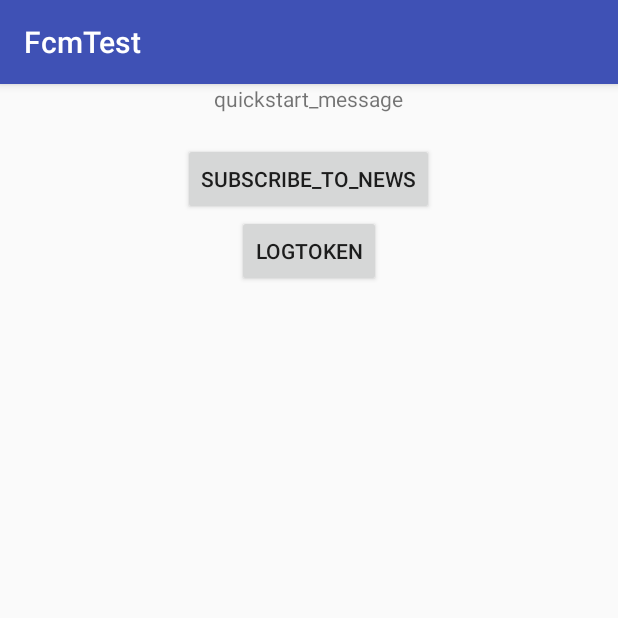
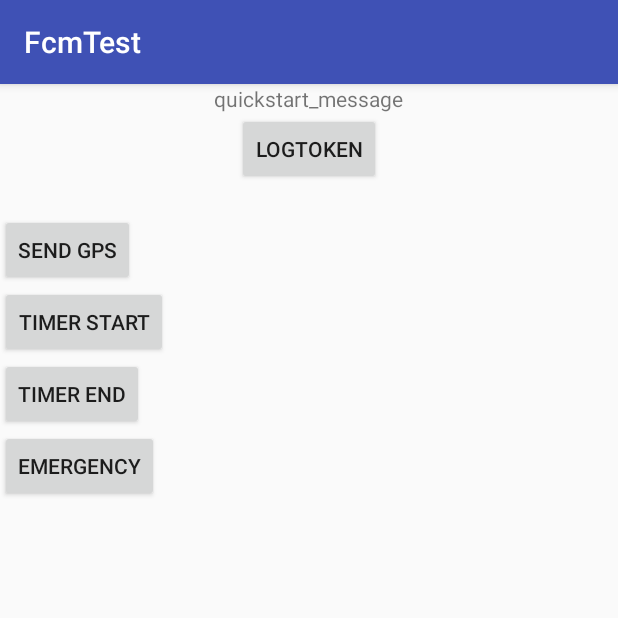
Before and after one commit to hyunhyun/2018-grad-project-mobile, an Android app: the screen it shows after launch (MainActivity), on a phone screen of 412 x 824 dp, the top half of it. Run offline under Robolectric (Android 15) with nearby library versions, the phone set to English and light mode, and no system bars.

Commit message:
Timer-Noti, GPS, Emergency

```diff
--- a/app/src/main/java/com/example/jhyun_000/fcmtest/MainActivity.java
+++ b/app/src/main/java/com/example/jhyun_000/fcmtest/MainActivity.java
@@ -2,8 +2,14 @@ package com.example.jhyun_000.fcmtest;
 
 import android.app.NotificationChannel;
 import android.app.NotificationManager;
+import android.content.BroadcastReceiver;
+import android.content.Context;
+import android.content.Intent;
+import android.content.IntentFilter;
+import android.content.pm.PackageManager;
 import android.os.Build;
 import android.os.Bundle;
+import android.support.v4.app.ActivityCompat;
 import android.support.v7.app.AppCompatActivity;
 import android.util.Log;
 import android.view.View;
@@ -12,7 +18,6 @@ import android.widget.TextView;
 import android.widget.Toast;
 
 import com.google.firebase.iid.FirebaseInstanceId;
-import com.google.firebase.messaging.FirebaseMessaging;
 
 import java.io.IOException;
 
@@ -21,18 +26,45 @@ import okhttp3.OkHttpClient;
 import okhttp3.Request;
 import okhttp3.RequestBody;
 
+//import com.google.firebase.iid.FirebaseInstanceId;
+
+//import com.google.firebase.iid.FirebaseInstanceId;
+
 public class MainActivity extends AppCompatActivity {
-
-    //    private static final String TAG = "MainActivity";
     private static final String TAG = "Token";
     String token;
     public static final MediaType JSON = MediaType.parse("application/json; charset=utf-8");
+
+    int REQUEST_FINE = 1;
+    int REQUEST_COARSE = 2;
+    int REQUEST_INTERNET = 3;
+
+    Button button_gps;
+    Button button_timer_start;
+    Button button_timer_end;
+    Button button_emergecy;
+    TextView textView;
+
+    double longitude;
+    double latitude;
+
+    boolean isEmergency = false;
 
     @Override
     protected void onCreate(Bundle savedInstanceState) {
         super.onCreate(savedInstanceState);
         setContentView(R.layout.activity_main);
 
+        init();
+        findviews();
+    }
+
+    @Override
+    protected void onStart() {
+        super.onStart();
+    }
+
+    void init() {
         if (Build.VERSION.SDK_INT >= Build.VERSION_CODES.O) {
             // Create channel to show notifications.
             String channelId = getString(R.string.default_notification_channel_id);
@@ -64,19 +96,15 @@ public class MainActivity extends AppCompatActivity {
             main_nt_textview.setText(num1);
         }
         // [END handle_data_extras]
+    }
 
-        Button subscribeButton = findViewById(R.id.subscribeButton);
-        subscribeButton.setOnClickListener(new View.OnClickListener() {
+    void findviews() {
+        button_gps = (Button) findViewById(R.id.button_gps);
+        button_gps.setOnClickListener(new View.OnClickListener() {
             @Override
             public void onClick(View v) {
-                // [START subscribe_topics]
-                FirebaseMessaging.getInstance().subscribeToTopic("news2");
-                // [END subscribe_topics]
-
-                // Log and toast
-                String msg = getString(R.string.msg_subscribed);
-                Log.d(TAG, msg);
-                Toast.makeText(MainActivity.this, msg, Toast.LENGTH_SHORT).show();
+                Intent i = new Intent(MainActivity.this, GPS_Service.class);
+                startService(i);
             }
         });
 
@@ -84,6 +112,45 @@ public class MainActivity extends AppCompatActivity {
         logTokenButton.setOnClickListener(new View.OnClickListener() {
             @Override
             public void onClick(View v) {
+                sendTokenHttp();
+            }
+        });
+
+        button_timer_start = (Button) findViewById(R.id.button_timer_start);
+        button_timer_start.setOnClickListener(new View.OnClickListener() {
+            @Override
+            public void onClick(View v) {
+                Intent intent = new Intent(MainActivity.this, Timer.class);
+                startService(intent);
+            }
+        });
+
+        button_timer_end = (Button) findViewById(R.id.button_timer_end);
+        button_timer_end.setOnClickListener(new View.OnClickListener() {
+            @Override
+            public void onClick(View v) {
+                Intent intent = new Intent(MainActivity.this, Timer.class);
+                stopService(intent);
+            }
+        });
+
+        button_emergecy = (Button) findViewById(R.id.button_emergency);
+        button_emergecy.setOnClickListener(new View.OnClickListener() {
+            @Override
+            public void onClick(View v) {
+                Intent intent = new Intent(MainActivity.this, GPS_Service.class);
+                startService(intent);
+
+                isEmergency = true;
+//                sendEmergency("ddd@gmail.com");
+            }
+        });
+
+        textView = (TextView) findViewById(R.id.textView);
+
+    }
+
+    void sendTokenHttp() {
         // Get token
         token = FirebaseInstanceId.getInstance().getToken();
 
@@ -91,16 +158,6 @@ public class MainActivity extends AppCompatActivity {
         String msg = getString(R.string.msg_token_fmt, token);
         Log.d(TAG, msg);
         Toast.makeText(MainActivity.this, msg, Toast.LENGTH_SHORT).show();
-//                fecMOTOriSA:APA91bH8tVJb055m0g_TbmkNEUI9_CVFQ-jLC8henZQxFJMwEmCzGLHsy1ErAAXUtowvRqzj1-MQIIcqnzEMz3U39ezkeOu5G_AaP660dIqc9ns9c10Bz7sRQMLje37jcxNhblj9eUke
-
-//                FirebaseMessaging fm = FirebaseMessaging.getInstance();
-//                fm.send(new RemoteMessage.Builder(msg + "@gcm.googleapis.com")
-////        fm.send(new RemoteMessage.Builder(SENDER_ID + "@gcm.googleapis.com")
-////                .setMessageId(Integer.toString(msgId.incrementAndGet()))
-//                        .setMessageId(Integer.toString(0))
-//                        .addData("my_message", "Hello World")
-//                        .addData("my_action","SAY_HELLO")
-//                        .build());
 
         new Thread() {
             public void run() {
@@ -118,17 +175,100 @@ public class MainActivity extends AppCompatActivity {
                         .build();
 
                 try {
-//                         Log.d(TAG, "before execute");
                     client.newCall(request).execute();
-//                         Log.d(TAG, "after execute");
                 } catch (IOException e) {
                     e.printStackTrace();
                 }
             }
         }.start();
     }
-        });
+
+    void sendEmergency(final String email) {
+        Toast.makeText(MainActivity.this, "Emerg longitude : " + String.valueOf(longitude) + "latitude : " + String.valueOf(latitude), Toast.LENGTH_SHORT).show();
+
+        new Thread() {
+            public void run() {
+                OkHttpClient client = new OkHttpClient();
+
+                RequestBody body = RequestBody.create(JSON, "{\"email\": \"" + email + "\"}," +
+                        "{\"longitude\": \"" + longitude + "\"}," +
+                        "{\"latitude\": \"" + latitude + "\"}");
+                Log.d(TAG, "Emergency Body : " + body);
+
+                Request request = new Request.Builder()
+                        .url("https://pure-depths-50816.herokuapp.com/user/emergency")
+                        .post(body)
+                        .build();
+
+                try {
+                    client.newCall(request).execute();
+                } catch (IOException e) {
+                    e.printStackTrace();
+                }
+            }
+        }.start();
+
+
+//        Intent intent = new Intent(MainActivity.this, GPS_Service.class);
+//        stopService(intent);
     }
 
+    private BroadcastReceiver broadcastReceiver;
 
+    @Override
+    protected void onResume() {
+        PermissionCheck();
+
+        super.onResume();
+        if (broadcastReceiver == null) {
+            broadcastReceiver = new BroadcastReceiver() {
+                @Override
+                public void onReceive(Context context, Intent intent) {
+
+                    textView.append("\n" + intent.getExtras().get("longitude") + " " + intent.getExtras().get("latitude"));
+                    Log.d("broadcast: longitude", String.valueOf(intent.getExtras().get("longitude")));
+                    Log.d("broadcast: latitude", String.valueOf(intent.getExtras().get("latitude")));
+
+                    longitude = (double) intent.getExtras().get("longitude");
+                    latitude = (double) intent.getExtras().get("latitude");
+
+                    Toast.makeText(MainActivity.this, "BC longitude : " + String.valueOf(longitude) + "latitude : " + String.valueOf(latitude), Toast.LENGTH_SHORT).show();
+
+                    if (isEmergency) {
+                        isEmergency = false;
+                        sendEmergency("sss@gmail.com");
+                        Intent i = new Intent(MainActivity.this, GPS_Service.class);
+                        stopService(i);
                     }
+                }
+            };
+        }
+        registerReceiver(broadcastReceiver, new IntentFilter("location_update"));
+    }
+
+    @Override
+    protected void onDestroy() {
+        super.onDestroy();
+        if (broadcastReceiver != null) {
+            unregisterReceiver(broadcastReceiver);
+        }
+    }
+
+    private void PermissionCheck() {
+        int permission_fine_location = ActivityCompat.checkSelfPermission(this, android.Manifest.permission.ACCESS_FINE_LOCATION);
+        int permission_coarse_location = ActivityCompat.checkSelfPermission(this, android.Manifest.permission.ACCESS_COARSE_LOCATION);
+        int permission_internet = ActivityCompat.checkSelfPermission(this, android.Manifest.permission.INTERNET);
+        if (permission_fine_location == PackageManager.PERMISSION_DENIED) {
+
+            ActivityCompat.requestPermissions(this, new String[]{android.Manifest.permission.ACCESS_FINE_LOCATION}, REQUEST_FINE);
+        }
+
+        if (permission_coarse_location == PackageManager.PERMISSION_DENIED) {
+            ActivityCompat.requestPermissions(this, new String[]{android.Manifest.permission.ACCESS_COARSE_LOCATION}, REQUEST_COARSE);
+        }
+
+        if (permission_internet == PackageManager.PERMISSION_DENIED) {
+            ActivityCompat.requestPermissions(this, new String[]{android.Manifest.permission.ACCESS_FINE_LOCATION}, REQUEST_INTERNET);
+        }
+    }
+}
--- a/app/src/main/res/layout/activity_main.xml
+++ b/app/src/main/res/layout/activity_main.xml
@@ -20,13 +20,13 @@
         android:gravity="center_horizontal"
         android:text="quickstart_message" />
 
-    <Button
-        android:id="@+id/subscribeButton"
-        android:layout_width="wrap_content"
-        android:layout_height="wrap_content"
-        android:layout_gravity="center_horizontal"
-        android:layout_marginTop="20dp"
-        android:text="subscribe_to_news" />
+    <!--<Button-->
+    <!--android:id="@+id/subscribeButton"-->
+    <!--android:layout_width="wrap_content"-->
+    <!--android:layout_height="wrap_content"-->
+    <!--android:layout_gravity="center_horizontal"-->
+    <!--android:layout_marginTop="20dp"-->
+    <!--android:text="subscribe_to_news" />-->
 
     <Button
         android:id="@+id/logTokenButton"
@@ -40,4 +40,32 @@
         android:layout_width="wrap_content"
         android:layout_height="wrap_content" />
 
+    <Button
+        android:id="@+id/button_gps"
+        android:layout_width="wrap_content"
+        android:layout_height="wrap_content"
+        android:text="send GPS" />
+
+    <Button
+        android:id="@+id/button_timer_start"
+        android:layout_width="wrap_content"
+        android:layout_height="wrap_content"
+        android:text="Timer Start" />
+
+    <Button
+        android:id="@+id/button_timer_end"
+        android:layout_width="wrap_content"
+        android:layout_height="wrap_content"
+        android:text="Timer End" />
+
+    <Button
+        android:id="@+id/button_emergency"
+        android:layout_width="wrap_content"
+        android:layout_height="wrap_content"
+        android:text="Emergency" />
+
+    <TextView
+        android:id="@+id/textView"
+        android:layout_width="wrap_content"
+        android:layout_height="wrap_content" />
 </LinearLayout>
```
Also changed, not shown: app/build.gradle (+7 -1 lines), app/src/main/AndroidManifest.xml (+11 -0 lines), app/src/main/java/com/example/jhyun_000/fcmtest/FLPCService.java (added, +8 -0 lines), app/src/main/java/com/example/jhyun_000/fcmtest/GPS_Service.java (added, +173 -0 lines), app/src/main/java/com/example/jhyun_000/fcmtest/Timer.java (added, +102 -0 lines), app/src/main/java/com/example/jhyun_000/fcmtest/TimerActionReceiver.java (added, +47 -0 lines), app/src/main/res/layout/activity_start_gps.xml (added, +13 -0 lines). Lines whose indentation alone changed are shown as unchanged.
